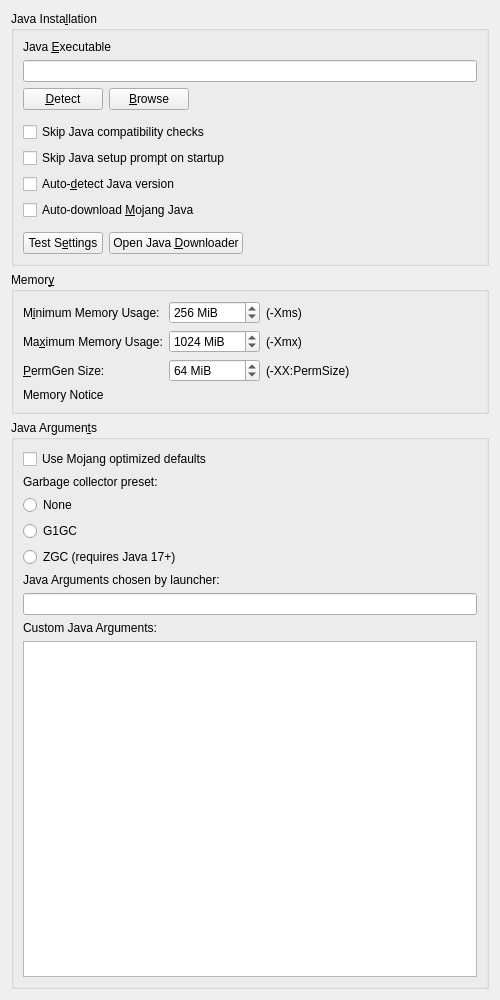
Above: launcher/ui/widgets/JavaSettingsWidget.ui from CleanLauncher/Launcher before the change. Below: the same form after it.
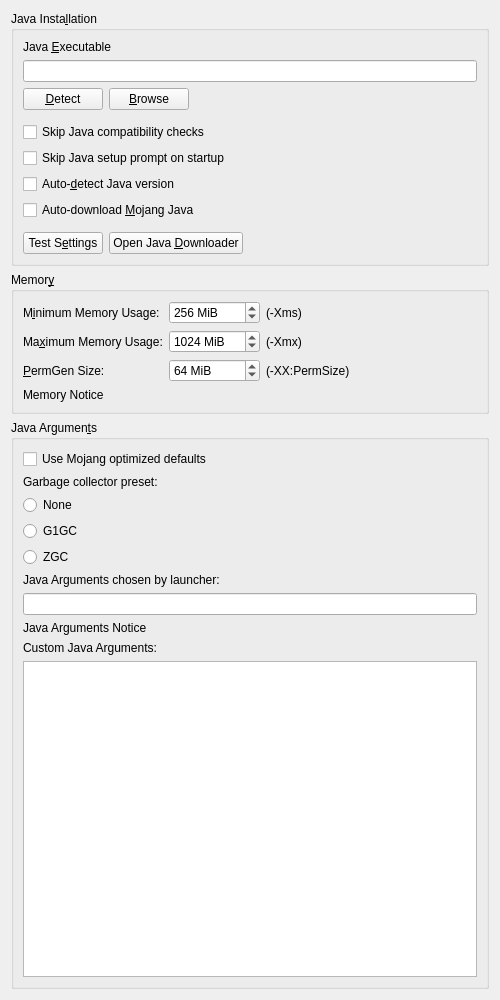
That is the form after the change.

The edit to the form file:
```diff
--- a/launcher/ui/widgets/JavaSettingsWidget.ui
+++ b/launcher/ui/widgets/JavaSettingsWidget.ui
@@ -364,8 +364,12 @@
       <bool>false</bool>
      </property>
      <layout class="QGridLayout" name="gridLayout_6">
-      <item row="8" column="1">
-       <widget class="QPlainTextEdit" name="userArgsTextBox"/>
+      <item row="7" column="1">
+       <widget class="QLabel" name="argsNoticeLabel">
+        <property name="text">
+         <string notr="true">Java Arguments Notice</string>
+        </property>
+       </widget>
       </item>
       <item row="2" column="1">
        <widget class="QRadioButton" name="noPresetRadioButton">
@@ -374,6 +378,13 @@
         </property>
        </widget>
       </item>
+      <item row="3" column="1">
+       <widget class="QRadioButton" name="g1gcPresetRadioButton">
+        <property name="text">
+         <string>G1GC</string>
+        </property>
+       </widget>
+      </item>
       <item row="0" column="1">
        <widget class="QCheckBox" name="optimizedArgsCheckBox">
         <property name="toolTip">
@@ -384,6 +395,16 @@
         </property>
        </widget>
       </item>
+      <item row="9" column="1">
+       <widget class="QPlainTextEdit" name="userArgsTextBox"/>
+      </item>
+      <item row="4" column="1">
+       <widget class="QRadioButton" name="zgcPresetRadioButton">
+        <property name="text">
+         <string>ZGC</string>
+        </property>
+       </widget>
+      </item>
       <item row="5" column="1">
        <widget class="QLabel" name="optimizedArgsLabel">
         <property name="text">
@@ -391,13 +412,6 @@
         </property>
        </widget>
       </item>
-      <item row="7" column="1">
-       <widget class="QLabel" name="customArgsLabel">
-        <property name="text">
-         <string>Custom Java Arguments:</string>
-        </property>
-       </widget>
-      </item>
       <item row="1" column="1">
        <widget class="QLabel" name="gcPresetLabel">
         <property name="text">
@@ -405,17 +419,10 @@
         </property>
        </widget>
       </item>
-      <item row="3" column="1">
-       <widget class="QRadioButton" name="g1gcPresetRadioButton">
+      <item row="8" column="1">
+       <widget class="QLabel" name="customArgsLabel">
         <property name="text">
-         <string>G1GC</string>
-        </property>
-       </widget>
-      </item>
-      <item row="4" column="1">
-       <widget class="QRadioButton" name="zgcPresetRadioButton">
-        <property name="text">
-         <string>ZGC (requires Java 17+)</string>
+         <string>Custom Java Arguments:</string>
         </property>
        </widget>
       </item>
```
